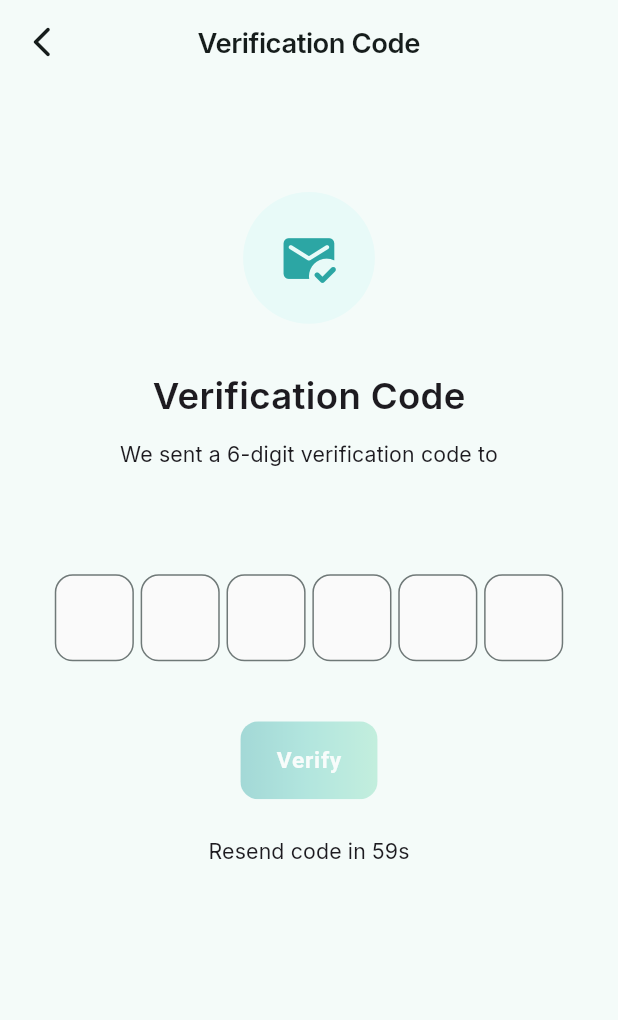
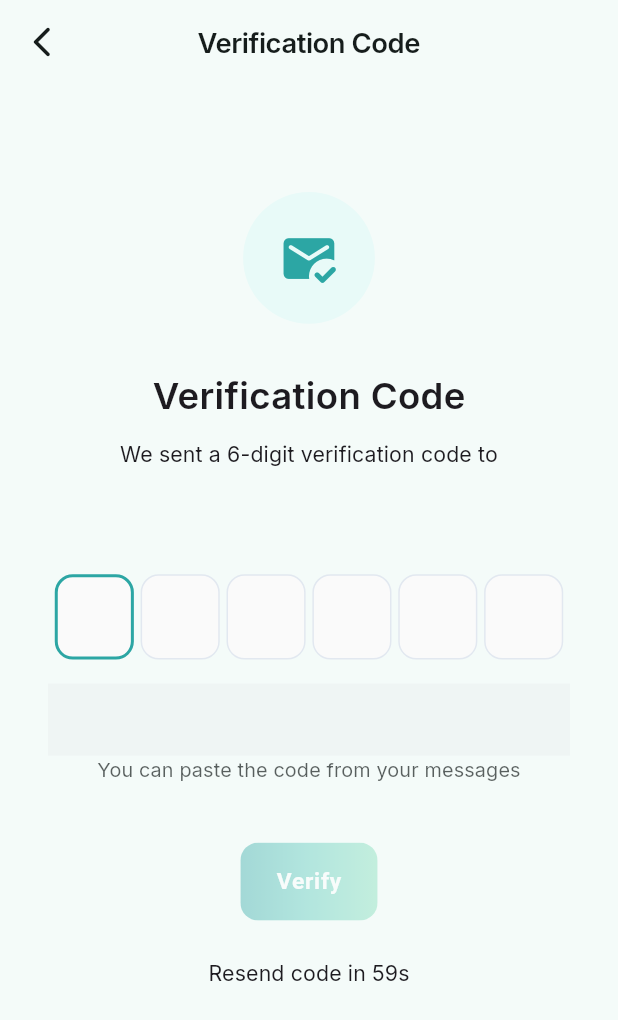
Before and after one commit to Younisonly/baby-Sitter-app, a Flutter app: the OtpScreen screen opened by its route, on a phone screen of 412 x 824 dp. Shown: the top 1020 px of the screen. Run offline on Flutter 3.47's test engine with Material 3 defaults, Android fonts, the phone set to English and light mode, and no system bars; our stand-ins replace another_flushbar, audioplayers, cached_network_image, connectivity_plus, dio, file_picker and 26 more; missing offline and left inert: add_2_calendar, mobile_scanner, record; accounts and stored records are empty; generated files the repository leaves out were written again; network calls fail.

Commit message:
fix: OTP boxes jump-back bug — single hidden field with paste support, animated boxes

```diff
--- a/untitled/lib/core/localization/app_localization.dart
+++ b/untitled/lib/core/localization/app_localization.dart
@@ -247,6 +247,7 @@ class AppLocalization {
   static const String resend_in = 'resend_in';
   static const String resending = 'resending';
   static const String otp_sent_to = 'otp_sent_to';
+  static const String otp_paste_hint = 'otp_paste_hint';
   static const String didnt_get_code = 'didnt_get_code';
   static const String resend_via_email = 'resend_via_email';
   static const String resend_via_phone = 'resend_via_phone';
@@ -1754,6 +1755,7 @@ class AppLocalization {
     resend_in: 'Resend code in {seconds}s',
     resending: 'Resending...',
     otp_sent_to: 'We sent a 6-digit verification code to',
+    otp_paste_hint: 'You can paste the code from your messages',
     didnt_get_code: "Didn't get the code?",
     resend_via_email: 'Resend via Email',
     resend_via_phone: 'Resend via SMS',
@@ -3190,6 +3192,7 @@ class AppLocalization {
     resend_in: 'إعادة الإرسال خلال {seconds} ثانية',
     resending: 'جاري الإرسال...',
     otp_sent_to: 'أرسلنا رمز تحقق من 6 أرقام إلى',
+    otp_paste_hint: 'يمكنك لصق الرمز من رسائلك',
     didnt_get_code: 'لم يصلك الرمز؟',
     resend_via_email: 'إعادة الإرسال عبر البريد الإلكتروني',
     resend_via_phone: 'إعادة الإرسال عبر الرسائل النصية',
--- a/untitled/lib/features/auth/presentation/otp/otp_screen.dart
+++ b/untitled/lib/features/auth/presentation/otp/otp_screen.dart
@@ -1,4 +1,5 @@
 import 'package:flutter/material.dart';
+import 'package:flutter/services.dart';
 import 'package:flutter_riverpod/flutter_riverpod.dart';
 import 'package:flutter_screenutil/flutter_screenutil.dart';
 import 'package:go_router/go_router.dart';
@@ -22,9 +23,8 @@ class OtpScreen extends ConsumerStatefulWidget {
 }
 
 class _OtpScreenState extends ConsumerState<OtpScreen> {
-  final List<TextEditingController> _controllers =
-      List.generate(6, (_) => TextEditingController());
-  final List<FocusNode> _focusNodes = List.generate(6, (_) => FocusNode());
+  final _otpController = TextEditingController();
+  final _otpFocusNode = FocusNode();
   int _resendTimer = 60;
   bool _canResend = false;
   bool _isResending = false;
@@ -37,12 +37,8 @@ class _OtpScreenState extends ConsumerState<OtpScreen> {
 
   @override
   void dispose() {
-    for (var c in _controllers) {
-      c.dispose();
-    }
-    for (var f in _focusNodes) {
-      f.dispose();
-    }
+    _otpController.dispose();
+    _otpFocusNode.dispose();
     super.dispose();
   }
 
@@ -59,7 +55,21 @@ class _OtpScreenState extends ConsumerState<OtpScreen> {
     });
   }
 
-  String get _otp => _controllers.map((c) => c.text).join();
+  String get _otp => _otpController.text.replaceAll(RegExp(r'\D'), '');
+
+  void _onOtpChanged(String value) {
+    final digits = value.replaceAll(RegExp(r'\D'), '');
+    if (digits.length > 6) {
+      _otpController.text = digits.substring(0, 6);
+      _otpController.selection = TextSelection.collapsed(
+        offset: _otpController.text.length,
+      );
+    }
+    setState(() {});
+    if (_otp.length == 6) {
+      _verify();
+    }
+  }
 
   Future<void> _verify() async {
     if (_otp.length != 6) return;
@@ -183,49 +193,71 @@ class _OtpScreenState extends ConsumerState<OtpScreen> {
                 ),
               ),
               SizedBox(height: AppSpacing.xxl),
-              Row(
+              GestureDetector(
+                onTap: () => _otpFocusNode.requestFocus(),
+                behavior: HitTestBehavior.opaque,
+                child: Row(
                   mainAxisAlignment: MainAxisAlignment.spaceEvenly,
                   children: List.generate(6, (index) {
-                  return SizedBox(
+                    final digit = _otp.length > index
+                        ? _otp[index]
+                        : null;
+                    final isActive = index == _otp.length;
+                    return AnimatedContainer(
+                      duration: const Duration(milliseconds: 150),
                       width: 48.w,
-                    child: TextField(
-                      controller: _controllers[index],
-                      focusNode: _focusNodes[index],
-                      keyboardType: TextInputType.number,
-                      textAlign: TextAlign.center,
-                      maxLength: 1,
-                      style: AppTextStyles.headlineMedium(),
-                      decoration: InputDecoration(
-                        counterText: '',
-                        filled: true,
-                        fillColor: AppColors.surfaceLight,
-                        border: OutlineInputBorder(
+                      height: 56.h,
+                      alignment: Alignment.center,
+                      decoration: BoxDecoration(
+                        color: AppColors.surfaceLight,
                         borderRadius:
                             BorderRadius.circular(AppRadius.md),
-                          borderSide: const BorderSide(
-                            color: AppColors.dividerLight,
+                        border: Border.all(
+                          width: isActive ? 2 : 1,
+                          color: isActive
+                              ? AppColors.primary
+                              : AppColors.dividerLight,
                         ),
                       ),
-                        focusedBorder: OutlineInputBorder(
-                          borderRadius:
-                              BorderRadius.circular(AppRadius.md),
-                          borderSide: const BorderSide(
-                            color: AppColors.primary,
-                            width: 2,
+                      child: Text(
+                        digit ?? '',
+                        style: AppTextStyles.headlineMedium(
+                          color: digit == null
+                              ? AppColors.dividerLight
+                              : context.textPrimaryColor,
                         ),
-                        ),
-                      ),
-                      onChanged: (value) {
-                        if (value.isNotEmpty && index < 5) {
-                          _focusNodes[index + 1].requestFocus();
-                        }
-                        if (_otp.length == 6) {
-                          _verify();
-                        }
-                      },
                       ),
                     );
                   }),
+                ),
+              ),
+              SizedBox(height: AppSpacing.md),
+              TextField(
+                controller: _otpController,
+                focusNode: _otpFocusNode,
+                keyboardType: TextInputType.number,
+                inputFormatters: [
+                  FilteringTextInputFormatter.digitsOnly,
+                  LengthLimitingTextInputFormatter(6),
+                ],
+                autofocus: true,
+                showCursor: false,
+                style: const TextStyle(fontSize: 1, color: Colors.transparent),
+                decoration: const InputDecoration(
+                  border: InputBorder.none,
+                  enabledBorder: InputBorder.none,
+                  focusedBorder: InputBorder.none,
+                  counterText: '',
+                ),
+                onChanged: _onOtpChanged,
+              ),
+              Text(
+                strings[AppLocalization.otp_paste_hint] ??
+                    'You can paste the code from your messages',
+                style: AppTextStyles.bodySmall(
+                  color: context.textSecondaryColor,
+                ),
+                textAlign: TextAlign.center,
               ),
               SizedBox(height: AppSpacing.xxl),
               AppButton(
```
Lines whose indentation alone changed are shown as unchanged.
